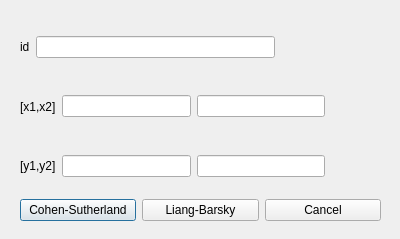
This is ClipDialog.ui in vigorweijia/ComputerGraphics as Qt 5 draws it before an edit. The edited form follows.
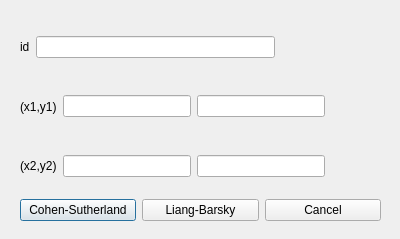
This is the edited form.

```diff
--- a/ClipDialog.ui
+++ b/ClipDialog.ui
@@ -49,7 +49,7 @@
       <item>
        <widget class="QLabel" name="label_3">
         <property name="text">
-         <string>[x1,x2]</string>
+         <string>(x1,y1)</string>
         </property>
        </widget>
       </item>
@@ -57,7 +57,7 @@
        <widget class="QLineEdit" name="x1"/>
       </item>
       <item>
-       <widget class="QLineEdit" name="x2"/>
+       <widget class="QLineEdit" name="y1"/>
       </item>
       <item>
        <widget class="QLabel" name="label_5">
@@ -73,12 +73,12 @@
       <item>
        <widget class="QLabel" name="label_4">
         <property name="text">
-         <string>[y1,y2]</string>
+         <string>(x2,y2)</string>
         </property>
        </widget>
       </item>
       <item>
-       <widget class="QLineEdit" name="y1"/>
+       <widget class="QLineEdit" name="x2"/>
       </item>
       <item>
        <widget class="QLineEdit" name="y2"/>
```
